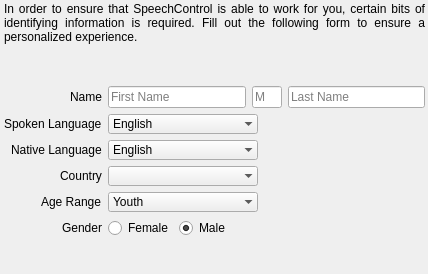
smartboyhw/speechcontrol, file res/ui/quickstart-userinfo.ui: the form before one commit.
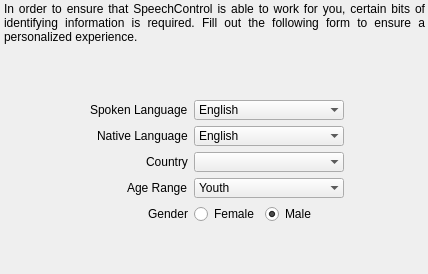
The form after the commit.

Commit message: Removed the need of obtaining the user's name, it doesn't matter.

Diff of the .ui file:
```diff
--- a/res/ui/quickstart-userinfo.ui
+++ b/res/ui/quickstart-userinfo.ui
@@ -69,53 +69,9 @@
        <set>Qt::AlignRight|Qt::AlignTrailing|Qt::AlignVCenter</set>
       </property>
       <property name="formAlignment">
-       <set>Qt::AlignRight|Qt::AlignTrailing|Qt::AlignVCenter</set>
+       <set>Qt::AlignCenter</set>
       </property>
       <item row="0" column="0">
-       <widget class="QLabel" name="label_2">
-        <property name="text">
-         <string>Name</string>
-        </property>
-        <property name="buddy">
-         <cstring>lineEditNameFirst</cstring>
-        </property>
-       </widget>
-      </item>
-      <item row="0" column="1">
-       <layout class="QHBoxLayout" name="horizontalLayout_2">
-        <item>
-         <widget class="QLineEdit" name="lineEditNameFirst">
-          <property name="placeholderText">
-           <string>First Name</string>
-          </property>
-         </widget>
-        </item>
-        <item>
-         <widget class="QLineEdit" name="lineEditNameMiddle">
-          <property name="maximumSize">
-           <size>
-            <width>30</width>
-            <height>16777215</height>
-           </size>
-          </property>
-          <property name="maxLength">
-           <number>1</number>
-          </property>
-          <property name="placeholderText">
-           <string>M</string>
-          </property>
-         </widget>
-        </item>
-        <item>
-         <widget class="QLineEdit" name="lineEditNameLast">
-          <property name="placeholderText">
-           <string>Last Name</string>
-          </property>
-         </widget>
-        </item>
-       </layout>
-      </item>
-      <item row="1" column="0">
        <widget class="QLabel" name="label_5">
         <property name="text">
          <string>Spoken Language</string>
@@ -125,7 +81,7 @@
         </property>
        </widget>
       </item>
-      <item row="1" column="1">
+      <item row="0" column="1">
        <widget class="QComboBox" name="comboBoxLanguageSpoken">
         <property name="enabled">
          <bool>true</bool>
@@ -152,7 +108,7 @@
         </item>
        </widget>
       </item>
-      <item row="2" column="0">
+      <item row="1" column="0">
        <widget class="QLabel" name="label_4">
         <property name="text">
          <string>Native Language</string>
@@ -162,7 +118,7 @@
         </property>
        </widget>
       </item>
-      <item row="2" column="1">
+      <item row="1" column="1">
        <widget class="QComboBox" name="comboBoxLanguageNative">
         <property name="enabled">
          <bool>true</bool>
@@ -189,7 +145,7 @@
         </item>
        </widget>
       </item>
-      <item row="3" column="0">
+      <item row="2" column="0">
        <widget class="QLabel" name="label_3">
         <property name="text">
          <string>Country</string>
@@ -199,7 +155,7 @@
         </property>
        </widget>
       </item>
-      <item row="3" column="1">
+      <item row="2" column="1">
        <widget class="QComboBox" name="comboBoxCountry">
         <property name="sizePolicy">
          <sizepolicy hsizetype="Minimum" vsizetype="Preferred">
@@ -218,7 +174,7 @@
         </property>
        </widget>
       </item>
-      <item row="4" column="0">
+      <item row="3" column="0">
        <widget class="QLabel" name="label_6">
         <property name="text">
          <string>Age Range</string>
@@ -228,7 +184,41 @@
         </property>
        </widget>
       </item>
-      <item row="5" column="0">
+      <item row="3" column="1">
+       <widget class="QComboBox" name="comboBoxAge">
+        <property name="sizePolicy">
+         <sizepolicy hsizetype="Minimum" vsizetype="Preferred">
+          <horstretch>0</horstretch>
+          <verstretch>0</verstretch>
+         </sizepolicy>
+        </property>
+        <property name="minimumSize">
+         <size>
+          <width>150</width>
+          <height>0</height>
+         </size>
+        </property>
+        <property name="frame">
+         <bool>false</bool>
+        </property>
+        <item>
+         <property name="text">
+          <string>Youth</string>
+         </property>
+        </item>
+        <item>
+         <property name="text">
+          <string>Adult</string>
+         </property>
+        </item>
+        <item>
+         <property name="text">
+          <string>Senior</string>
+         </property>
+        </item>
+       </widget>
+      </item>
+      <item row="4" column="0">
        <widget class="QLabel" name="label_7">
         <property name="text">
          <string>Gender</string>
@@ -238,7 +228,7 @@
         </property>
        </widget>
       </item>
-      <item row="5" column="1">
+      <item row="4" column="1">
        <layout class="QHBoxLayout" name="horizontalLayout_3">
         <item>
          <widget class="QRadioButton" name="radioButtonFemale">
@@ -259,40 +249,6 @@
         </item>
        </layout>
       </item>
-      <item row="4" column="1">
-       <widget class="QComboBox" name="comboBoxAge">
-        <property name="sizePolicy">
-         <sizepolicy hsizetype="Minimum" vsizetype="Preferred">
-          <horstretch>0</horstretch>
-          <verstretch>0</verstretch>
-         </sizepolicy>
-        </property>
-        <property name="minimumSize">
-         <size>
-          <width>150</width>
-          <height>0</height>
-         </size>
-        </property>
-        <property name="frame">
-         <bool>false</bool>
-        </property>
-        <item>
-         <property name="text">
-          <string>Youth</string>
-         </property>
-        </item>
-        <item>
-         <property name="text">
-          <string>Adult</string>
-         </property>
-        </item>
-        <item>
-         <property name="text">
-          <string>Senior</string>
-         </property>
-        </item>
-       </widget>
-      </item>
      </layout>
     </item>
    </layout>
```
The commit also changes 2 other files.
